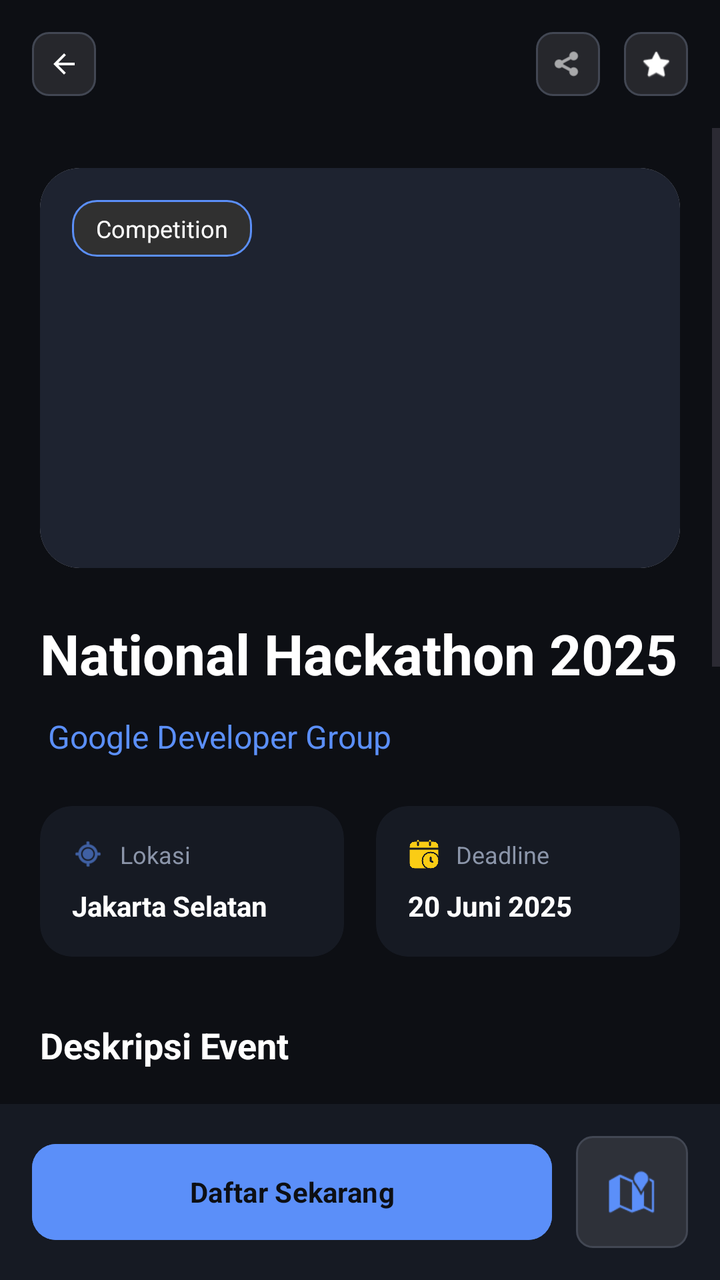
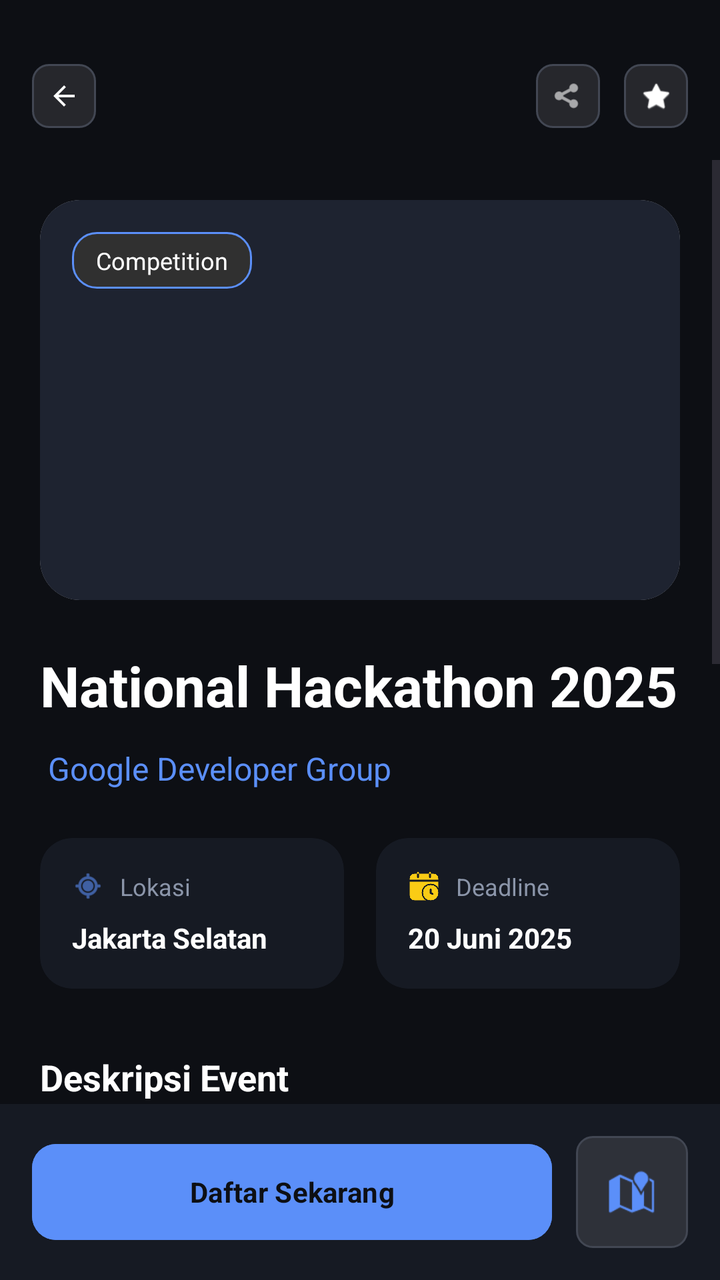

Screens rendered from an Android XML layout before and after an edit, with the pre-edit source and the edit as a unified diff.
<!-- AndroidManifest.xml: application theme Theme.Joko -->
<!-- res/layout/activity_event_detail.xml -->
<?xml version="1.0" encoding="utf-8"?>
<androidx.constraintlayout.widget.ConstraintLayout xmlns:android="http://schemas.android.com/apk/res/android"
    xmlns:app="http://schemas.android.com/apk/res-auto"
    xmlns:tools="http://schemas.android.com/tools"
    android:id="@+id/detailRoot"
    android:layout_width="match_parent"
    android:layout_height="match_parent"
    android:background="@color/bg_base">

    
    <RelativeLayout
        android:id="@+id/toolbar"
        android:layout_width="match_parent"
        android:layout_height="wrap_content"
        android:padding="16dp"
        app:layout_constraintTop_toTopOf="parent">

        <ImageView
            android:id="@+id/btnBack"
            android:layout_width="32dp"
            android:layout_height="32dp"
            android:background="@drawable/bg_input_field"
            android:padding="8dp"
            android:src="@drawable/abc_ic_ab_back_material"
            app:tint="@color/white" />

        <LinearLayout
            android:layout_width="wrap_content"
            android:layout_height="wrap_content"
            android:layout_alignParentEnd="true"
            android:orientation="horizontal">

            <ImageView
                android:id="@+id/btnShare"
                android:layout_width="32dp"
                android:layout_height="32dp"
                android:layout_marginEnd="12dp"
                android:background="@drawable/bg_input_field"
                android:padding="8dp"
                android:src="@android:drawable/ic_menu_share"
                app:tint="@color/white" />

            <ImageView
                android:id="@+id/btnBookmark"
                android:layout_width="32dp"
                android:layout_height="32dp"
                android:background="@drawable/bg_input_field"
                android:padding="8dp"
                android:src="@android:drawable/btn_star_big_off"
                app:tint="@color/white" />
        </LinearLayout>
    </RelativeLayout>

    <ScrollView
        android:layout_width="match_parent"
        android:layout_height="0dp"
        android:clipToPadding="false"
        app:layout_constraintBottom_toTopOf="@id/bottomBar"
        app:layout_constraintTop_toBottomOf="@id/toolbar">

        <LinearLayout
            android:layout_width="match_parent"
            android:layout_height="wrap_content"
            android:orientation="vertical"
            android:padding="20dp">

            
            <androidx.cardview.widget.CardView
                android:layout_width="match_parent"
                android:layout_height="200dp"
                app:cardCornerRadius="20dp"
                app:cardElevation="0dp">

                <RelativeLayout
                    android:layout_width="match_parent"
                    android:layout_height="match_parent">

                    <ImageView
                        android:id="@+id/ivEventThumbnail"
                        android:layout_width="match_parent"
                        android:layout_height="match_parent"
                        android:background="@color/bg_elevated"
                        android:scaleType="centerCrop" />

                    <TextView
                        android:id="@+id/tvEventCategory"
                        android:layout_width="wrap_content"
                        android:layout_height="wrap_content"
                        android:layout_margin="16dp"
                        android:background="@drawable/bg_cat_event"
                        android:paddingHorizontal="12dp"
                        android:paddingVertical="6dp"
                        android:text="Competition"
                        android:textColor="@color/white"
                        android:textSize="12sp" />
                </RelativeLayout>
            </androidx.cardview.widget.CardView>

            
            <TextView
                android:id="@+id/tvEventTitle"
                android:layout_width="match_parent"
                android:layout_height="wrap_content"
                android:layout_marginTop="24dp"
                android:text="National Hackathon 2025"
                android:textColor="@color/white"
                android:textSize="28sp"
                android:textStyle="bold" />

            
            <LinearLayout
                android:layout_width="match_parent"
                android:layout_height="wrap_content"
                android:layout_marginTop="12dp"
                android:gravity="center_vertical"
                android:orientation="horizontal">

                <TextView
                    android:id="@+id/tvOrganizerName"
                    android:layout_width="wrap_content"
                    android:layout_height="wrap_content"
                    android:layout_marginStart="4dp"
                    android:text="Google Developer Group"
                    android:textColor="@color/primary"
                    android:textSize="16sp" />

                <ImageView
                    android:id="@+id/icVerifiedOrganizer"
                    android:layout_width="24dp"
                    android:layout_height="24dp"
                    android:layout_gravity="center_vertical"
                    android:layout_marginStart="4dp"
                    android:src="@drawable/ic_verified"
                    android:visibility="gone"
                    tools:visibility="visible" />
            </LinearLayout>

            
            <LinearLayout
                android:layout_width="match_parent"
                android:layout_height="wrap_content"
                android:layout_marginTop="24dp"
                android:orientation="horizontal">

                
                <androidx.cardview.widget.CardView
                    android:layout_width="0dp"
                    android:layout_height="wrap_content"
                    android:layout_marginEnd="8dp"
                    android:layout_weight="1"
                    app:cardBackgroundColor="@color/bg_surface"
                    app:cardCornerRadius="16dp"
                    app:cardElevation="0dp">

                    <LinearLayout
                        android:layout_width="match_parent"
                        android:layout_height="wrap_content"
                        android:orientation="vertical"
                        android:padding="16dp">

                        <LinearLayout
                            android:layout_width="wrap_content"
                            android:layout_height="wrap_content"
                            android:gravity="center_vertical">
                            <ImageView
                                android:layout_width="16dp"
                                android:layout_height="16dp"
                                android:src="@android:drawable/ic_menu_mylocation"
                                app:tint="@color/primary" />
                            <TextView
                                android:layout_width="wrap_content"
                                android:layout_height="wrap_content"
                                android:layout_marginStart="8dp"
                                android:text="Lokasi"
                                android:textColor="@color/text_secondary"
                                android:textSize="12sp" />
                        </LinearLayout>

                        <TextView
                            android:id="@+id/tvEventLocation"
                            android:layout_width="wrap_content"
                            android:layout_height="wrap_content"
                            android:layout_marginTop="8dp"
                            android:text="Jakarta Selatan"
                            android:textColor="@color/white"
                            android:textStyle="bold" />
                    </LinearLayout>
                </androidx.cardview.widget.CardView>

                
                <androidx.cardview.widget.CardView
                    android:layout_width="0dp"
                    android:layout_height="wrap_content"
                    android:layout_marginStart="8dp"
                    android:layout_weight="1"
                    app:cardBackgroundColor="@color/bg_surface"
                    app:cardCornerRadius="16dp"
                    app:cardElevation="0dp">

                    <LinearLayout
                        android:layout_width="match_parent"
                        android:layout_height="wrap_content"
                        android:orientation="vertical"
                        android:padding="16dp">

                        <LinearLayout
                            android:layout_width="wrap_content"
                            android:layout_height="wrap_content"
                            android:gravity="center_vertical">
                            <ImageView
                                android:layout_width="16dp"
                                android:layout_height="16dp"
                                android:src="@drawable/ic_deadline"
                                app:tint="#FACC15" />
                            <TextView
                                android:layout_width="wrap_content"
                                android:layout_height="wrap_content"
                                android:layout_marginStart="8dp"
                                android:text="Deadline"
                                android:textColor="@color/text_secondary"
                                android:textSize="12sp" />
                        </LinearLayout>

                        <TextView
                            android:id="@+id/tvEventDeadline"
                            android:layout_width="wrap_content"
                            android:layout_height="wrap_content"
                            android:layout_marginTop="8dp"
                            android:text="20 Juni 2025"
                            android:textColor="@color/white"
                            android:textStyle="bold" />
                    </LinearLayout>
                </androidx.cardview.widget.CardView>
            </LinearLayout>

            
            <TextView
                android:id="@+id/tvEventDescTitle"
                android:layout_width="wrap_content"
                android:layout_height="wrap_content"
                android:layout_marginTop="32dp"
                android:text="Deskripsi Event"
                android:textColor="@color/white"
                android:textSize="18sp"
                android:textStyle="bold" />

            <TextView
                android:id="@+id/tvEventDescription"
                android:layout_width="match_parent"
                android:layout_height="wrap_content"
                android:layout_marginTop="16dp"
                android:alpha="0.7"
                android:lineSpacingExtra="4dp"
                android:text="Bergabunglah dalam kompetisi coding paling bergengsi tahun ini! National Hackathon 2025 mengundang para inovator, developer, dan desainer untuk membangun solusi teknologi masa depan dalam waktu 48 jam.\n\nTahun ini kami fokus pada tema AI for Sustainable Living. Peserta akan mendapatkan akses ke berbagai workshop eksklusif, mentoring dari engineer kelas dunia, dan kesempatan untuk memenangkan total hadiah senilai Rp100.000.000."
                android:textColor="@color/white"
                android:textSize="14sp" />

            
            <androidx.cardview.widget.CardView
                android:layout_width="match_parent"
                android:layout_height="wrap_content"
                android:layout_marginTop="24dp"
                app:cardBackgroundColor="@color/bg_surface"
                app:cardCornerRadius="16dp"
                app:cardElevation="0dp">

                <LinearLayout
                    android:layout_width="match_parent"
                    android:layout_height="wrap_content"
                    android:orientation="vertical"
                    android:padding="20dp">

                    <TextView
                        android:id="@+id/tvEventReqTitle"
                        android:layout_width="wrap_content"
                        android:layout_height="wrap_content"
                        android:text="Persyaratan Utama:"
                        android:textColor="@color/white"
                        android:textSize="14sp"
                        android:textStyle="bold" />

                    <LinearLayout
                        android:id="@+id/layoutRequirements"
                        android:layout_width="match_parent"
                        android:layout_height="wrap_content"
                        android:layout_marginTop="12dp"
                        android:orientation="vertical">
                        
                    </LinearLayout>
                </LinearLayout>
            </androidx.cardview.widget.CardView>

            
            <TextView
                android:id="@+id/tvEventTagTitle"
                android:layout_width="wrap_content"
                android:layout_height="wrap_content"
                android:layout_marginTop="32dp"
                android:text="TAGS"
                android:textColor="@color/text_secondary"
                android:textSize="12sp"
                android:textStyle="bold" />

            <com.google.android.material.chip.ChipGroup
                android:id="@+id/cgEventTags"
                android:layout_width="match_parent"
                android:layout_height="wrap_content"
                android:layout_marginTop="12dp"
                app:chipSpacingHorizontal="8dp">

                
            </com.google.android.material.chip.ChipGroup>

        </LinearLayout>
    </ScrollView>

    
    <LinearLayout
        android:id="@+id/bottomBar"
        android:layout_width="match_parent"
        android:layout_height="wrap_content"
        android:background="@color/bg_surface"
        android:orientation="horizontal"
        android:padding="16dp"
        app:layout_constraintBottom_toBottomOf="parent">

        <Button
            android:id="@+id/btnDaftarSekarang"
            android:layout_width="0dp"
            android:layout_height="56dp"
            android:layout_marginEnd="12dp"
            android:layout_weight="1"
            android:backgroundTint="@color/primary"
            android:text="Daftar Sekarang"
            android:textAllCaps="false"
            android:textColor="@color/bg_base"
            android:textStyle="bold"
            app:cornerRadius="12dp"
            app:iconGravity="textStart"
            app:iconTint="@color/bg_base" />

        <ImageView
            android:id="@+id/btnMap"
            android:layout_width="56dp"
            android:layout_height="56dp"
            android:background="@drawable/bg_input_field"
            android:padding="16dp"
            android:src="@android:drawable/ic_dialog_map"
            app:tint="@color/primary" />
    </LinearLayout>

</androidx.constraintlayout.widget.ConstraintLayout>
<!-- resources referenced by this layout -->
<resources>
  <color name="bg_base">#0D0F14</color>
  <color name="bg_elevated">#1E2330</color>
  <color name="bg_surface">#161A23</color>
  <color name="primary">#5B8FF9</color>
  <color name="text_secondary">#8B95A9</color>
  <color name="white">#FFFFFFFF</color>
  <!-- drawable bg_cat_event (drawable) -->
  <?xml version="1.0" encoding="utf-8"?>
  <shape xmlns:android="http://schemas.android.com/apk/res/android">
      <solid android:color="#303030" />
      <corners android:radius="12dp" />
      <stroke android:width="1dp" android:color="@color/primary" />
  </shape>
  <!-- drawable bg_input_field (drawable) -->
  <?xml version="1.0" encoding="utf-8"?>
  <shape xmlns:android="http://schemas.android.com/apk/res/android">
      <solid android:color="#1AFFFFFF" />
      <corners android:radius="8dp" />
      <stroke android:width="1dp" android:color="@color/outline_variant" />
  </shape>
  <!-- drawable ic_deadline: png bitmap (drawable, 11987 bytes) -->
  <!-- drawable ic_verified: png bitmap (drawable, 16133 bytes) -->
  <style name="Theme.Joko" parent="Base.Theme.Joko" />
  <color name="outline_variant">#424753</color>
  <style name="Base.Theme.Joko" parent="Theme.Material3.DayNight.NoActionBar">
          <item name="colorPrimary">@color/primary</item>
          <item name="android:statusBarColor">@color/bg_base</item>
          <item name="android:windowBackground">@color/bg_base</item>
  
          
          <item name="fontFamily">@font/font_body</item>
  
          <item name="textAppearanceHeadlineLarge">@style/TextAppearance.App.HeadlineLarge</item>
          <item name="textAppearanceHeadlineMedium">@style/TextAppearance.App.HeadlineMedium</item>
          <item name="textAppearanceHeadlineSmall">@style/TextAppearance.App.HeadlineSmall</item>
          <item name="textAppearanceTitleLarge">@style/TextAppearance.App.TitleLarge</item>
      </style>
  <style name="TextAppearance.App.HeadlineLarge" parent="TextAppearance.Material3.HeadlineLarge">
          <item name="fontFamily">@font/font_headlines</item>
          <item name="android:fontFamily">@font/font_headlines</item>
      </style>
  <style name="TextAppearance.App.HeadlineMedium" parent="TextAppearance.Material3.HeadlineMedium">
          <item name="fontFamily">@font/font_headlines</item>
          <item name="android:fontFamily">@font/font_headlines</item>
      </style>
  <style name="TextAppearance.App.HeadlineSmall" parent="TextAppearance.Material3.HeadlineSmall">
          <item name="fontFamily">@font/font_headlines</item>
          <item name="android:fontFamily">@font/font_headlines</item>
      </style>
  <style name="TextAppearance.App.TitleLarge" parent="TextAppearance.Material3.TitleLarge">
          <item name="fontFamily">@font/font_headlines</item>
          <item name="android:fontFamily">@font/font_headlines</item>
          <item name="android:textStyle">bold</item>
      </style>
</resources>

<!-- the commit's change to res/layout/activity_event_detail.xml (unified diff, before → after) -->
@@ -12,7 +12,9 @@
         android:id="@+id/toolbar"
         android:layout_width="match_parent"
         android:layout_height="wrap_content"
-        android:padding="16dp"
+        android:paddingTop="32dp"
+        android:paddingHorizontal="16dp"
+        android:paddingBottom="16dp"
         app:layout_constraintTop_toTopOf="parent">
 
         <ImageView
